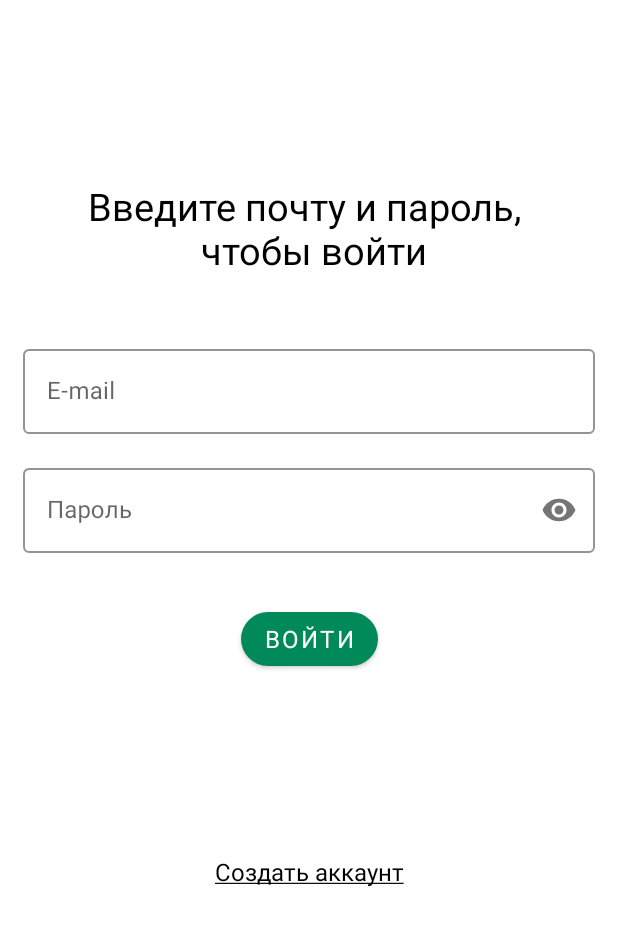
After one commit to Osa-sergey/Fit, an Android app: the layout activity_sign_in.xml on its own in the app's theme, with its tools: preview values and no code run, on a phone screen of 412 x 824 dp. The commit adds this screen. Shown: the top 926 px of the screen. Run offline under Robolectric (Android 15) with nearby library versions, the phone set to English and light mode, and no system bars.

Commit message:
Разметка экрана входа

```diff
--- a/app/src/main/AndroidManifest.xml
+++ b/app/src/main/AndroidManifest.xml
@@ -16,7 +16,7 @@
                 <category android:name="android.intent.category.LAUNCHER" />
             </intent-filter>
         </activity>
-        <activity android:name=".Activities.LogInActivity"/>
+        <activity android:name=".Activities.SignUpActivity"/>
     </application>
 
 </manifest>
--- a/app/src/main/java/com/serg/fit/Activities/LogInActivity.java
+++ b/app/src/main/java/com/serg/fit/Activities/SignUpActivity.java
@@ -7,11 +7,11 @@ import androidx.appcompat.app.AppCompatActivity;
 import com.serg.fit.R;
 
 
-public class LogInActivity extends AppCompatActivity {
+public class SignUpActivity extends AppCompatActivity {
 
     @Override
     protected void onCreate(Bundle savedInstanceState) {
         super.onCreate(savedInstanceState);
-        setContentView(R.layout.activity_login);
+        setContentView(R.layout.activity_sign_in);
     }
 }
--- /dev/null
+++ b/app/src/main/res/layout/activity_sign_in.xml
@@ -0,0 +1,93 @@
+<?xml version="1.0" encoding="utf-8"?>
+<androidx.constraintlayout.widget.ConstraintLayout xmlns:android="http://schemas.android.com/apk/res/android"
+    xmlns:app="http://schemas.android.com/apk/res-auto"
+    android:orientation="vertical" android:layout_width="match_parent"
+    android:layout_height="match_parent"
+    android:layout_marginStart="15dp"
+    android:layout_marginEnd="15dp"
+    android:descendantFocusability="beforeDescendants"
+    android:focusableInTouchMode="true">
+
+    <TextView
+        android:id="@+id/text"
+        android:layout_width="match_parent"
+        android:layout_height="wrap_content"
+        android:layout_marginTop="120dp"
+        android:text="@string/signin_text"
+        android:textColor="@color/textBlack"
+        android:textSize="25sp"
+        android:fontFamily="sans-serif"
+        android:gravity="center_horizontal"
+        app:layout_constraintTop_toTopOf="parent" />
+
+    <com.google.android.material.textfield.TextInputLayout
+        android:id="@+id/inputLayout"
+        style="@style/Widget.MaterialComponents.TextInputLayout.OutlinedBox"
+        android:layout_width="match_parent"
+        android:layout_height="wrap_content"
+        android:layout_marginTop="43dp"
+        app:boxStrokeColor="@color/boxStroke"
+        app:layout_constraintEnd_toEndOf="parent"
+        app:layout_constraintStart_toStartOf="parent"
+        app:layout_constraintTop_toBottomOf="@+id/text">
+
+        <com.google.android.material.textfield.TextInputEditText
+            android:id="@+id/signin_email"
+            android:layout_width="match_parent"
+            android:layout_height="wrap_content"
+            android:hint="@string/reg_email"
+            android:inputType="textEmailAddress"/>
+
+    </com.google.android.material.textfield.TextInputLayout>
+
+    <com.google.android.material.textfield.TextInputLayout
+        android:id="@+id/inputLayout1"
+        style="@style/Widget.MaterialComponents.TextInputLayout.OutlinedBox"
+        android:layout_width="match_parent"
+        android:layout_height="wrap_content"
+        android:layout_marginTop="17dp"
+        app:boxStrokeColor="@color/boxStroke"
+        app:passwordToggleEnabled="true"
+        app:layout_constraintEnd_toEndOf="parent"
+        app:layout_constraintStart_toStartOf="parent"
+        app:layout_constraintTop_toBottomOf="@+id/inputLayout">
+
+        <com.google.android.material.textfield.TextInputEditText
+            android:id="@+id/reg_password"
+            android:layout_width="match_parent"
+            android:layout_height="wrap_content"
+            android:hint="@string/reg_password"
+            android:inputType="textPassword"/>
+
+    </com.google.android.material.textfield.TextInputLayout>
+
+    <com.google.android.material.button.MaterialButton
+        android:id="@+id/signin_submit"
+        android:layout_width="wrap_content"
+        android:layout_height="wrap_content"
+        android:layout_marginTop="33dp"
+        app:layout_constraintEnd_toEndOf="parent"
+        app:layout_constraintStart_toStartOf="parent"
+        app:layout_constraintTop_toBottomOf="@+id/inputLayout1"
+        app:backgroundTint="@color/buttonTint"
+        app:cornerRadius="50dp"
+        android:text="@string/signin_submit"
+        android:textColor="@color/textWhite"
+        android:fontFamily="sans-serif"
+        android:textSize="16sp"/>
+
+    <TextView
+        android:id="@+id/reg_log"
+        android:layout_width="wrap_content"
+        android:layout_height="wrap_content"
+        android:layout_marginTop="120dp"
+        android:text="@string/signin_up"
+        android:fontFamily="sans-serif"
+        android:textSize="16sp"
+        android:textColor="@color/textBlack"
+        android:clickable="true"
+        android:focusable="true"
+        app:layout_constraintEnd_toEndOf="parent"
+        app:layout_constraintStart_toStartOf="parent"
+        app:layout_constraintTop_toBottomOf="@+id/signin_submit" />
+</androidx.constraintlayout.widget.ConstraintLayout>
--- a/app/src/main/res/values/strings.xml
+++ b/app/src/main/res/values/strings.xml
@@ -10,4 +10,7 @@
     <string name="reg_secondPassword">Повторите пароль</string>
     <string name="reg_submit">Зарегистрироваться</string>
     <string name="reg_log"><u>У меня уже есть аккаунт</u></string>
+    <string name="signin_text">Введите почту и пароль, \n чтобы войти</string>
+    <string name="signin_submit">Войти</string>
+    <string name="signin_up"><u>Создать аккаунт</u></string>
 </resources>
```
Also changed, not shown: app/src/main/res/layout/activity_sign_up.xml (renamed from app/src/main/res/layout/activity_login.xml).
